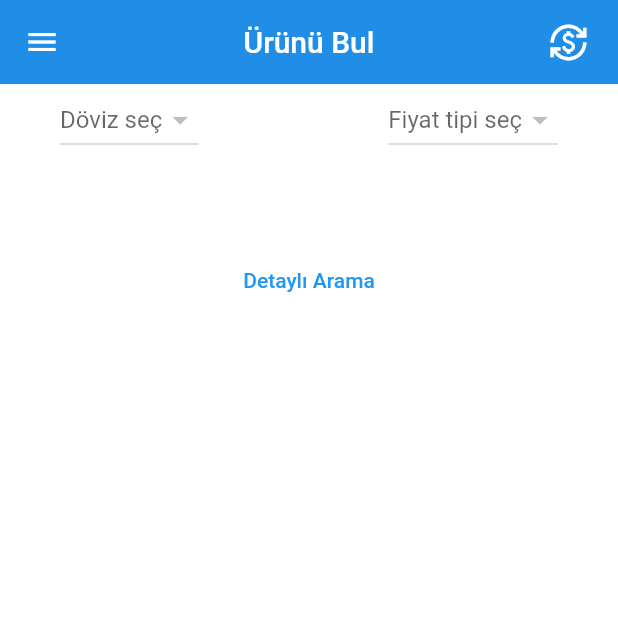
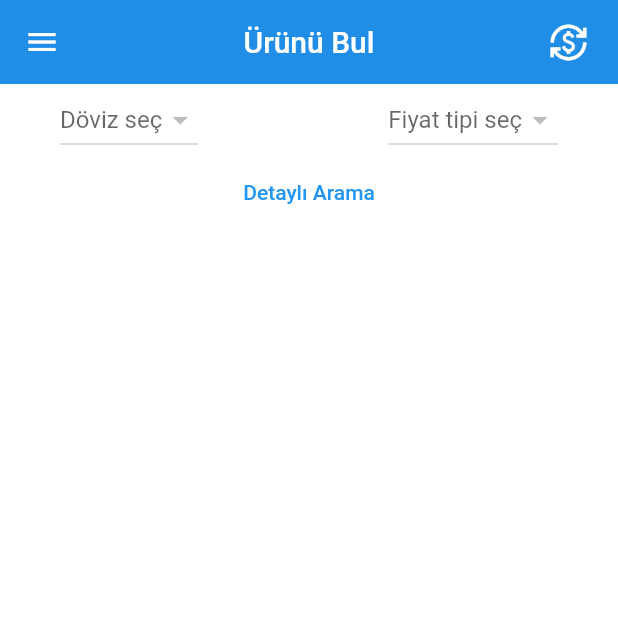
Before and after one commit to eozturk78/talay_silver, a Flutter app: the SearchStockScreen screen opened by its route, on a phone screen of 412 x 824 dp, the top half of it. Run offline on Flutter 3.47's test engine with Material 2 defaults, Android fonts, the light colour scheme and no system bars; our stand-ins replace device_info_plus, flutter_spinkit, fluttertoast, shared_preferences; missing offline and left inert: dart:ffi, dropdown_search2, flutter_barcode_scanner, qr_code_scanner; accounts and stored records are empty; network calls fail.

Commit message:
last update

```diff
--- a/lib/apis/apis.dart
+++ b/lib/apis/apis.dart
@@ -29,6 +29,7 @@ class Apis {
       String? barcode, String? currencyId, String? priceTypeId) async {
     SharedPreferences pref = await SharedPreferences.getInstance();
     String finalUrl = '$baseUrl/$serviceName/GetStockPriceInfo?c0=$barcode';
+    print(finalUrl);
     if (priceTypeId != null) finalUrl += '&c1=$priceTypeId';
     if (currencyId != null) finalUrl += '&c2=$currencyId';
     var result = await http.get(Uri.parse(finalUrl), headers: {
--- a/lib/model/basket-row.dart
+++ b/lib/model/basket-row.dart
@@ -41,8 +41,7 @@ class BasketRow {
         OfferUnitPrice: json['OfferUnitPrice'],
         Carat: json['Carat'],
         UnitPrice: json['UnitPrice'],
-        Quantity:
-            json['Quantity'] != null ? (json['Quantity'] as double).toInt() : 0,
+        Quantity: json['Quantity'] != null ? (json['Quantity']).toInt() : 0,
         GrossWeight: json['GrossWeight'],
         TareWeight: json['TareWeight'],
         NetWeight: json['NetWeight'],
--- a/lib/screens/search-stock/search-stock-price/search-stock-price.dart
+++ b/lib/screens/search-stock/search-stock-price/search-stock-price.dart
@@ -4,6 +4,7 @@ import 'dart:io';
 import 'package:device_info_plus/device_info_plus.dart';
 import 'package:flutter/cupertino.dart';
 import 'package:flutter/material.dart';
+import 'package:flutter/services.dart';
 import 'package:flutter_barcode_scanner/flutter_barcode_scanner.dart';
 import 'package:qr_code_scanner/qr_code_scanner.dart';
 import 'package:shared_preferences/shared_preferences.dart';
@@ -50,6 +51,10 @@ class SearchStockState extends State<SearchStockScreen> {
     isRedirected = false;
     getInitPage();
     super.initState();
+    Future.delayed(
+      Duration(),
+      () => SystemChannels.textInput.invokeMethod('TextInput.hide'),
+    );
   }
 
   getInitPage() async {
@@ -83,7 +88,10 @@ class SearchStockState extends State<SearchStockScreen> {
       });
     });
     setState(() {
-      _scanType = androidInfo.model.contains("M3") ? 20 : 10;
+      _scanType =
+          androidInfo.model.contains("M3") || androidInfo.model.contains("NLS")
+              ? 20
+              : 10;
       if (_scanType == 20) {
         setState(() {
           FocusScope.of(context).requestFocus(f1);
@@ -190,7 +198,8 @@ class SearchStockState extends State<SearchStockScreen> {
                     ),
                   ),
                 ),
-              TextFormField(
+              /*  TextFormField(
+                autofocus: true,
                 controller: txtSearchStock,
                 focusNode: f1,
                 onChanged: (value) {
@@ -199,7 +208,7 @@ class SearchStockState extends State<SearchStockScreen> {
                   } else {
                     result = value;
                   }
-                  txtSearchStock.text = "";
+                  // txtSearchStock.text = "";
                   getStockInfo();
                 },
                 showCursor: true,
@@ -208,10 +217,10 @@ class SearchStockState extends State<SearchStockScreen> {
                   border: InputBorder.none,
                   labelText: '',
                 ),
-              ),
+              ),*/
               TextButton(
                   onPressed: () async {
-                    controller!.stopCamera();
+                    //controller!.stopCamera();
                     Navigator.push(
                             context,
                             MaterialPageRoute(
```
